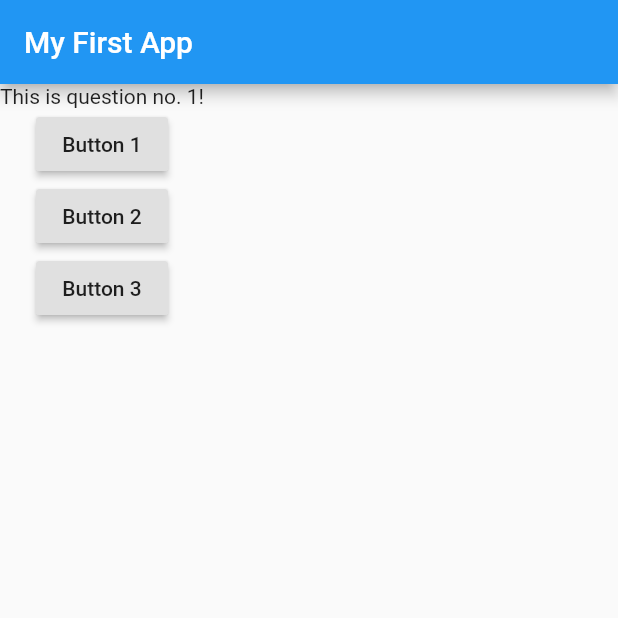
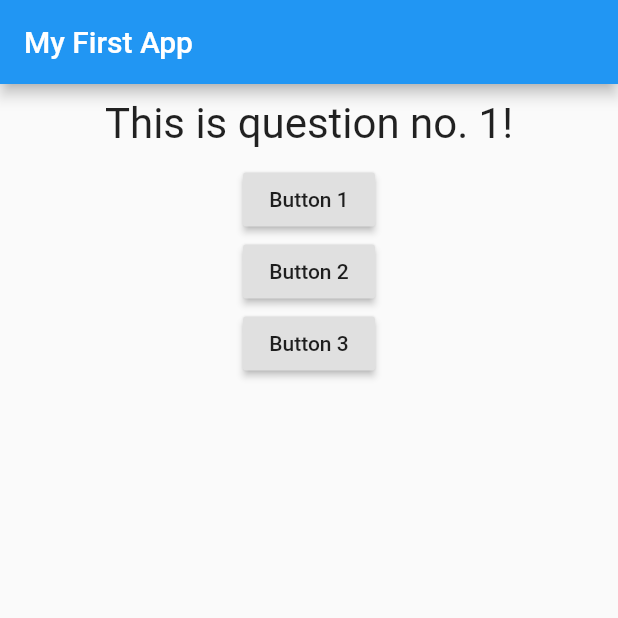
Before and after one commit to kaings-flutter/flutter_proj1, a Flutter app: the screen it shows after launch, on a phone screen of 412 x 824 dp, the top half of it. Run offline on Flutter 3.47's test engine with Material 2 defaults, Android fonts, the phone set to English and light mode, and no system bars.

Commit message:
styling, layout, and enum

```diff
--- a/lib/question.dart
+++ b/lib/question.dart
@@ -8,6 +8,14 @@ class Question extends StatelessWidget {
 
   @override
   Widget build(BuildContext context) {
-    return Text(questionText);
+    return Container(
+      width: double.infinity, // maximized the width of container (width = 100%)
+      margin: EdgeInsets.all(10), // add 10px margin to the container
+      child: Text(
+        questionText,
+        style: TextStyle(fontSize: 28),
+        textAlign: TextAlign.center,
+      ),
+    );
   }
 }
```
